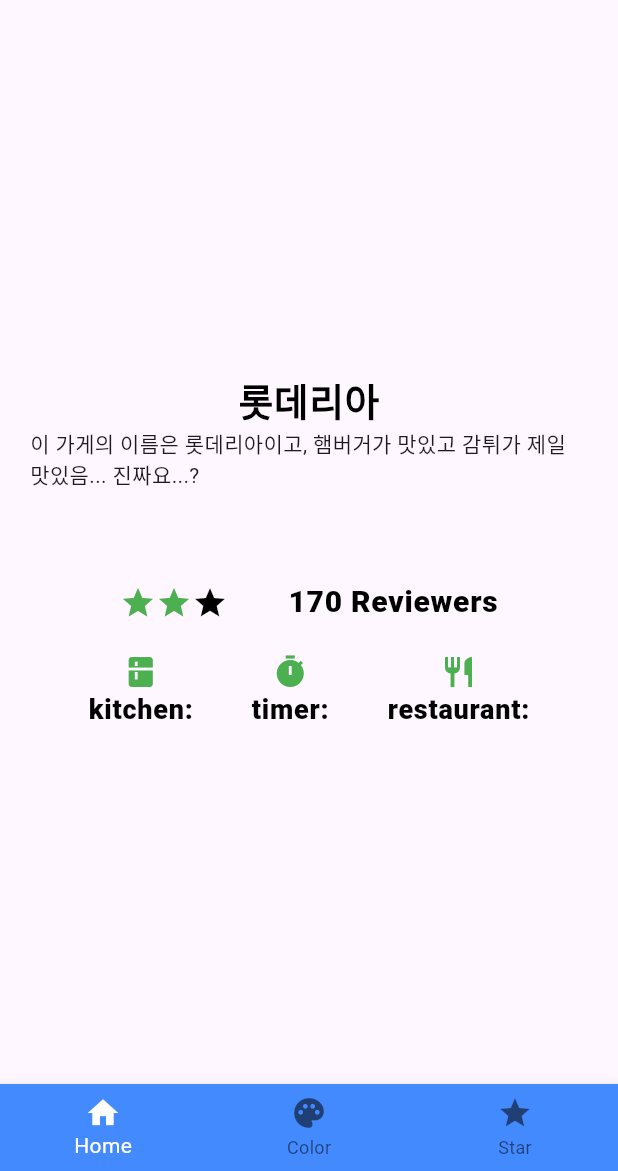
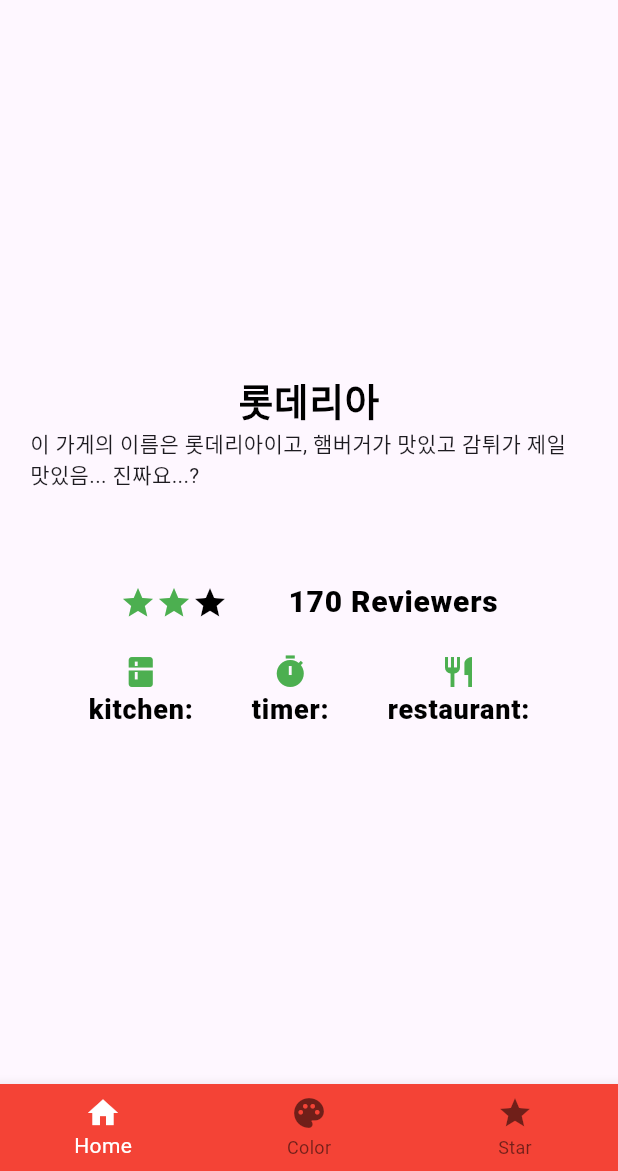
Before and after one commit to kga9002/counter_app, a Flutter app: the screen it shows after launch, on a phone screen of 412 x 824 dp, the part 65-1236 px from its top. Run offline on Flutter 3.47's test engine with Material 3 defaults, Android fonts, the phone set to English and light mode, and no system bars.

Commit message:
[UPDATE] 퀴즈 끝!

```diff
--- a/lib/colorWidget.dart
+++ b/lib/colorWidget.dart
@@ -1,11 +1,15 @@
 import 'package:flutter/material.dart';
 
 class Colorwidget extends StatefulWidget {
+  final void Function(MapEntry<String, Color>) onPressed;
+
+  Colorwidget({required this.onPressed, Key? key}) : super(key: key);
+
   @override
-  _MyHomePageState createState() => _MyHomePageState();
+  _ColorwidgetState createState() => _ColorwidgetState();
 }
 
-class _MyHomePageState extends State<Colorwidget> {
+class _ColorwidgetState extends State<Colorwidget> {
   Map<String, Color> colors = {
     "빨강": Colors.red,
     "주황": Colors.orange,
@@ -47,6 +51,7 @@ class _MyHomePageState extends State<Colorwidget> {
                       GestureDetector(
                         onTap: () {
                           onClickContainer(colors.entries.toList()[i]);
+                          widget.onPressed(colors.entries.toList()[i]);
                         },
                         child: Container(
                           width: 100,
--- a/lib/main.dart
+++ b/lib/main.dart
@@ -25,11 +25,24 @@ class MyStatefulWidget extends StatefulWidget {
 }
 
 class MyStatefulWidgetState extends State<StatefulWidget> {
-  final List<Widget> _widgetOptions = <Widget>[
-    HomeWidget(),
-    Colorwidget(),
-    StarWidget(),
-  ];
+  Color currentColor = Colors.red;
+  void changeColor(MapEntry<String, Color> object) {
+    setState(() {
+      currentColor = object.value;
+    });
+  }
+
+  late List<Widget> _widgetOptions;
+
+  @override
+  void initState() {
+    super.initState();
+    _widgetOptions = <Widget>[
+      HomeWidget(),
+      Colorwidget(onPressed: changeColor),
+      StarWidget(),
+    ];
+  }
 
   final PageController _pageController = PageController();
 
@@ -79,7 +92,7 @@ class MyStatefulWidgetState extends State<StatefulWidget> {
                 ],
                 currentIndex: _selectedIndex,
                 selectedItemColor: Colors.white,
-                backgroundColor: Colors.blueAccent,
+                backgroundColor: currentColor,
                 onTap: _onItemTapped,
               ),
             ),
```
